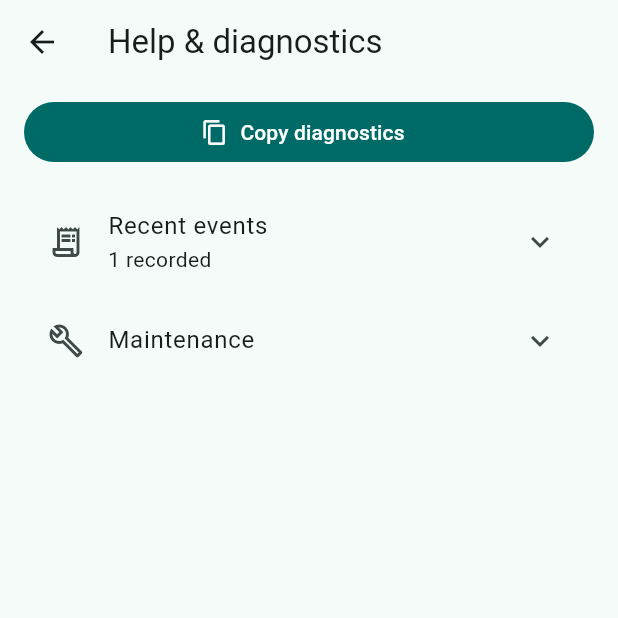
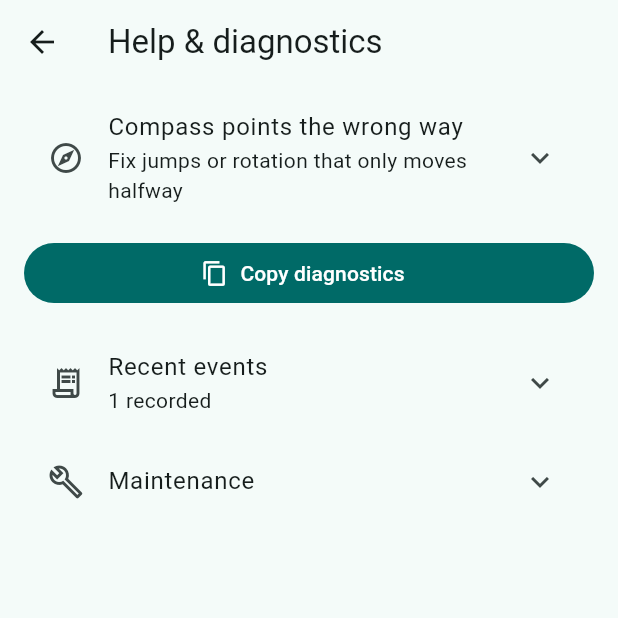
Before and after one commit to Leapward-Koex/Mappy, a Flutter app: the screen it shows after launch, item 3 of the bottom bar chosen, after a tap on "Help & diagnostics", on a phone screen of 412 x 824 dp, the top half of it. Run offline on Flutter 3.47's test engine with Material 3 defaults, Android fonts, the phone set to English and light mode, and no system bars; our stand-ins replace google_maps_flutter, package_info_plus.

Commit message:
Update documentation

```diff
--- a/apps/mobile-companion/lib/settings_screens.dart
+++ b/apps/mobile-companion/lib/settings_screens.dart
@@ -516,6 +516,7 @@ class SettingsHubScreen extends StatelessWidget {
         _SettingsLinkTile(
           icon: Icons.help_outline,
           title: 'Help & diagnostics',
+          subtitle: 'Compass calibration and troubleshooting',
           onTap: onOpenDiagnostics,
         ),
         _SettingsLinkTile(
@@ -1333,6 +1334,52 @@ class DiagnosticsScreen extends StatelessWidget {
       body: ListView(
         padding: const EdgeInsets.fromLTRB(16, 8, 16, 32),
         children: [
+          const ExpansionTile(
+            key: PageStorageKey('compass-calibration-help'),
+            leading: Icon(Icons.explore_outlined),
+            title: Text('Compass points the wrong way'),
+            subtitle: Text('Fix jumps or rotation that only moves halfway'),
+            childrenPadding: EdgeInsets.fromLTRB(16, 0, 16, 20),
+            expandedCrossAxisAlignment: CrossAxisAlignment.start,
+            children: [
+              Text(
+                'An inaccurate compass calibration can make Face forward '
+                'rotate only halfway, jump suddenly, or point in the wrong '
+                'direction. Recalibrating the watch can fix this.',
+              ),
+              SizedBox(height: 16),
+              Text(
+                '1. Open Mappy on your watch in Face forward mode, or open a '
+                'compass app. Keep it open while you recalibrate.',
+              ),
+              SizedBox(height: 12),
+              Text(
+                '2. Briefly attach the watch charger until charging registers, '
+                'then remove it. This clears the saved compass calibration.',
+              ),
+              SizedBox(height: 12),
+              Text(
+                '3. Move away from the charger, phone, magnets, and metal '
+                'furniture. Gently rotate and tilt the watch in several '
+                'directions to let it recalibrate. If your compass app shows '
+                'a calibration status, wait for Calibrated.',
+              ),
+              SizedBox(height: 12),
+              Text(
+                '4. Hold the watch face level, turn it roughly 90 degrees, '
+                'and hold still for two seconds. The map should rotate by '
+                'about the same amount; a compass reading should change by '
+                'about 90 degrees. Repeat in the other direction.',
+              ),
+              SizedBox(height: 16),
+              Text(
+                'If the problem continues, try another location and check '
+                'for watch firmware updates. You can use North up while '
+                'troubleshooting: Settings > Watch map > Orientation.',
+              ),
+            ],
+          ),
+          const SizedBox(height: 12),
           FilledButton.icon(
             key: const ValueKey('copy-diagnostics'),
             onPressed: onExportDiagnostics,
```
Also changed, not shown: 5 other files.
